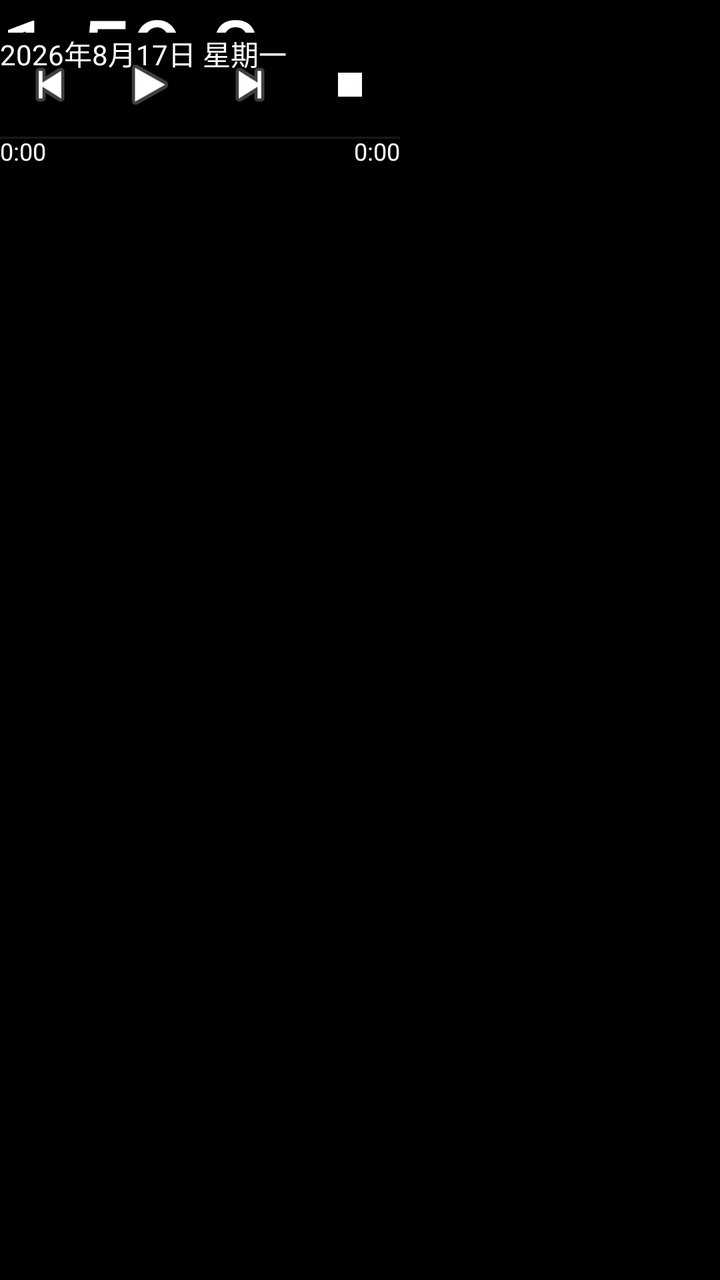
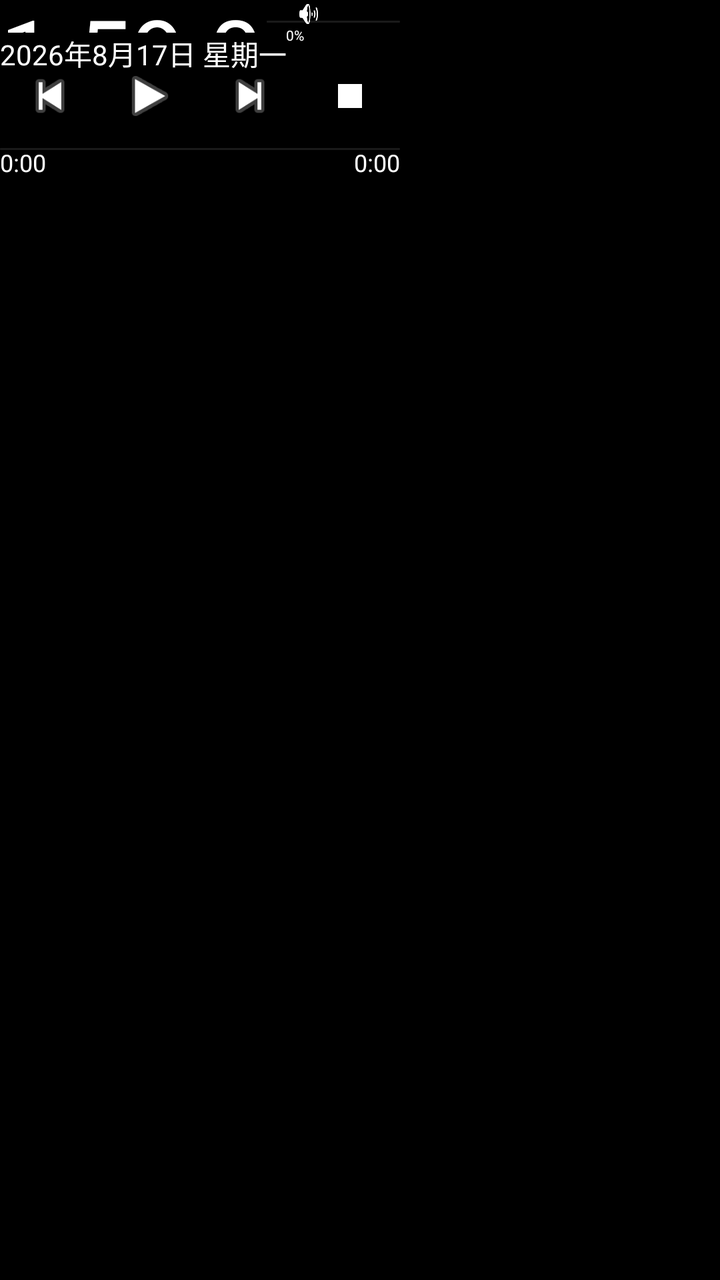

Compare the two renders of this Android layout. The source of the first and the diff that turns it into the second are given below.
<!-- AndroidManifest.xml: application theme Theme.WorkdayAlarmClock -->
<!-- res/layout/activity_desk.xml -->
<?xml version="1.0" encoding="utf-8"?>
<androidx.constraintlayout.widget.ConstraintLayout xmlns:android="http://schemas.android.com/apk/res/android"
    xmlns:app="http://schemas.android.com/apk/res-auto"
    xmlns:tools="http://schemas.android.com/tools"
    android:id="@+id/desk_root"
    android:layout_width="match_parent"
    android:layout_height="match_parent"
    android:background="@color/black"
    tools:context=".DeskActivity">

    <ImageView
        android:id="@+id/desk_wallpaper"
        android:layout_width="0dp"
        android:layout_height="0dp"
        android:contentDescription="壁纸"
        android:scaleType="centerCrop"
        app:layout_constraintBottom_toBottomOf="parent"
        app:layout_constraintEnd_toEndOf="parent"
        app:layout_constraintStart_toStartOf="parent"
        app:layout_constraintTop_toTopOf="parent" />

    <View
        android:id="@+id/desk_mask"
        android:layout_width="0dp"
        android:layout_height="0dp"
        android:background="#33000000"
        android:visibility="gone"
        app:layout_constraintBottom_toBottomOf="parent"
        app:layout_constraintEnd_toEndOf="parent"
        app:layout_constraintStart_toStartOf="parent"
        app:layout_constraintTop_toTopOf="parent" />

    <LinearLayout
        android:id="@+id/desk_grid"
        android:layout_width="0dp"
        android:layout_height="0dp"
        android:orientation="vertical"
        app:layout_constraintBottom_toBottomOf="parent"
        app:layout_constraintEnd_toEndOf="parent"
        app:layout_constraintStart_toStartOf="parent"
        app:layout_constraintTop_toTopOf="parent">

        <FrameLayout
            android:id="@+id/desk_top_row"
            android:layout_width="match_parent"
            android:layout_height="0dp"
            android:layout_weight="1">

            <LinearLayout
                android:layout_width="match_parent"
                android:layout_height="match_parent"
                android:orientation="horizontal">

                <FrameLayout
                    android:id="@+id/desk_top_left"
                    android:layout_width="0dp"
                    android:layout_height="match_parent"
                    android:layout_weight="1" />

                <FrameLayout
                    android:id="@+id/desk_top_right"
                    android:layout_width="0dp"
                    android:layout_height="match_parent"
                    android:layout_weight="1" />
            </LinearLayout>
        </FrameLayout>

        <FrameLayout
            android:id="@+id/desk_bottom_row"
            android:layout_width="match_parent"
            android:layout_height="0dp"
            android:layout_weight="1">

            <LinearLayout
                android:layout_width="match_parent"
                android:layout_height="match_parent"
                android:orientation="horizontal">

                <FrameLayout
                    android:id="@+id/desk_bottom_left"
                    android:layout_width="0dp"
                    android:layout_height="match_parent"
                    android:layout_weight="1" />

                <FrameLayout
                    android:id="@+id/desk_bottom_right"
                    android:layout_width="0dp"
                    android:layout_height="match_parent"
                    android:layout_weight="1" />
            </LinearLayout>
        </FrameLayout>
    </LinearLayout>

    <View
        android:id="@+id/desk_menu_trigger"
        android:layout_width="0dp"
        android:layout_height="0dp"
        android:background="@android:color/transparent"
        app:layout_constraintBottom_toBottomOf="parent"
        app:layout_constraintEnd_toEndOf="parent"
        app:layout_constraintHeight_percent="0.30"
        app:layout_constraintStart_toStartOf="parent"
        app:layout_constraintTop_toTopOf="parent"
        app:layout_constraintWidth_percent="0.70" />

    <LinearLayout
        android:id="@+id/desk_time_panel"
        android:layout_width="wrap_content"
        android:layout_height="wrap_content"
        android:gravity="start|bottom"
        android:orientation="vertical">

        <TextView
            android:id="@+id/desk_time"
            android:layout_width="match_parent"
            android:layout_height="0dp"
            android:layout_weight="3"
            android:autoSizeMaxTextSize="420sp"
            android:autoSizeMinTextSize="48sp"
            android:autoSizeStepGranularity="1sp"
            android:autoSizeTextType="uniform"
            android:fontFamily="sans"
            android:gravity="start|bottom"
            android:includeFontPadding="false"
            android:maxLines="1"
            android:shadowColor="#CC000000"
            android:shadowDx="1"
            android:shadowDy="1"
            android:shadowRadius="4"
            android:text="1:59:07"
            android:textColor="@color/white"
            app:autoSizeMaxTextSize="420sp"
            app:autoSizeMinTextSize="48sp"
            app:autoSizeStepGranularity="1sp"
            app:autoSizeTextType="uniform" />

        <TextView
            android:id="@+id/desk_date"
            android:layout_width="match_parent"
            android:layout_height="0dp"
            android:layout_weight="1"
            android:autoSizeMaxTextSize="44sp"
            android:autoSizeMinTextSize="12sp"
            android:autoSizeStepGranularity="1sp"
            android:autoSizeTextType="uniform"
            android:gravity="start|top"
            android:includeFontPadding="false"
            android:maxLines="1"
            android:shadowColor="#CC000000"
            android:shadowDx="1"
            android:shadowDy="1"
            android:shadowRadius="3"
            android:text="2026年8月17日 星期一"
            android:textColor="@color/white"
            app:autoSizeMaxTextSize="44sp"
            app:autoSizeMinTextSize="12sp"
            app:autoSizeStepGranularity="1sp"
            app:autoSizeTextType="uniform" />
    </LinearLayout>

    <TextView
        android:id="@+id/desk_lyrics"
        android:layout_width="match_parent"
        android:layout_height="wrap_content"
        android:autoSizeMaxTextSize="72sp"
        android:autoSizeMinTextSize="14sp"
        android:autoSizeStepGranularity="1sp"
        android:autoSizeTextType="uniform"
        android:gravity="center"
        android:includeFontPadding="false"
        android:maxLines="2"
        android:paddingLeft="12dp"
        android:paddingRight="12dp"
        android:shadowColor="#CC000000"
        android:shadowDx="1"
        android:shadowDy="1"
        android:shadowRadius="4"
        android:textColor="@color/white"
        app:autoSizeMaxTextSize="72sp"
        app:autoSizeMinTextSize="14sp"
        app:autoSizeStepGranularity="1sp"
        app:autoSizeTextType="uniform" />

    <LinearLayout
        android:id="@+id/desk_player_panel"
        android:layout_width="wrap_content"
        android:layout_height="wrap_content"
        android:gravity="end|bottom"
        android:orientation="vertical">

        <TextView
            android:id="@+id/desk_echo"
            android:layout_width="match_parent"
            android:layout_height="0dp"
            android:layout_weight="0.35"
            android:autoSizeMaxTextSize="18sp"
            android:autoSizeMinTextSize="7sp"
            android:autoSizeStepGranularity="1sp"
            android:autoSizeTextType="uniform"
            android:ellipsize="end"
            android:gravity="center_horizontal|bottom"
            android:includeFontPadding="false"
            android:maxLines="1"
            android:shadowColor="#CC000000"
            android:shadowDx="1"
            android:shadowDy="1"
            android:shadowRadius="3"
            android:textColor="@color/white"
            app:autoSizeMaxTextSize="18sp"
            app:autoSizeMinTextSize="7sp"
            app:autoSizeStepGranularity="1sp"
            app:autoSizeTextType="uniform" />

        <LinearLayout
            android:id="@+id/desk_controls"
            android:layout_width="match_parent"
            android:layout_height="0dp"
            android:layout_weight="1"
            android:gravity="center"
            android:orientation="horizontal"
            android:weightSum="4">

            <ImageButton
                android:id="@+id/desk_prev"
                android:layout_width="0dp"
                android:layout_height="match_parent"
                android:layout_weight="1"
                android:background="@android:color/transparent"
                android:contentDescription="上一首"
                android:padding="10dp"
                android:paddingTop="0dp"
                android:paddingBottom="20dp"
                android:scaleType="centerInside"
                android:src="@android:drawable/ic_media_previous" />

            <ImageButton
                android:id="@+id/desk_play"
                android:layout_width="0dp"
                android:layout_height="match_parent"
                android:layout_weight="1"
                android:background="@android:color/transparent"
                android:contentDescription="播放暂停"
                android:padding="10dp"
                android:paddingTop="0dp"
                android:paddingBottom="20dp"
                android:scaleType="centerInside"
                android:src="@android:drawable/ic_media_play" />

            <ImageButton
                android:id="@+id/desk_next"
                android:layout_width="0dp"
                android:layout_height="match_parent"
                android:layout_weight="1"
                android:background="@android:color/transparent"
                android:contentDescription="下一首"
                android:padding="10dp"
                android:paddingTop="0dp"
                android:paddingBottom="20dp"
                android:scaleType="centerInside"
                android:src="@android:drawable/ic_media_next" />

            <ImageButton
                android:id="@+id/desk_stop"
                android:layout_width="0dp"
                android:layout_height="match_parent"
                android:layout_weight="1"
                android:background="@android:color/transparent"
                android:contentDescription="停止"
                android:padding="10dp"
                android:paddingTop="0dp"
                android:paddingBottom="20dp"
                android:scaleType="centerInside"
                android:src="@drawable/icon_stop" />
        </LinearLayout>

        <SeekBar
            android:id="@+id/desk_progress"
            android:layout_width="match_parent"
            android:layout_height="3px"
            android:max="0"
            android:paddingLeft="0dp"
            android:paddingRight="0dp"
            android:progress="0"
            android:progressDrawable="@drawable/desk_seek_progress"
            android:thumb="@drawable/clock_seek_thumb_hidden"
            android:thumbOffset="0dp" />

        <LinearLayout
            android:id="@+id/desk_progress_times"
            android:layout_width="match_parent"
            android:layout_height="0dp"
            android:layout_weight="0.32"
            android:orientation="horizontal">

            <TextView
                android:id="@+id/desk_position"
                android:layout_width="0dp"
                android:layout_height="match_parent"
                android:layout_weight="1"
                android:gravity="start|center_vertical"
                android:includeFontPadding="false"
                android:shadowColor="#CC000000"
                android:shadowRadius="2"
                android:text="0:00"
                android:textColor="@color/white"
                android:textSize="12sp" />

            <TextView
                android:id="@+id/desk_duration"
                android:layout_width="0dp"
                android:layout_height="match_parent"
                android:layout_weight="1"
                android:gravity="end|center_vertical"
                android:includeFontPadding="false"
                android:shadowColor="#05000000"
                android:shadowRadius="2"
                android:text="0:00"
                android:textColor="@color/white"
                android:textSize="12sp" />
        </LinearLayout>

        <Button
            android:id="@+id/desk_alarm_stop"
            android:layout_width="match_parent"
            android:layout_height="match_parent"
            android:text="闹钟停止"
            android:textSize="48sp"
            android:visibility="gone"
            app:backgroundTint="#99000000" />
    </LinearLayout>

</androidx.constraintlayout.widget.ConstraintLayout>
<!-- resources referenced by this layout -->
<resources>
  <color name="black">#FF000000</color>
  <color name="white">#FFFFFFFF</color>
  <!-- drawable clock_seek_thumb_hidden (drawable) -->
  <?xml version="1.0" encoding="utf-8"?>
  <shape xmlns:android="http://schemas.android.com/apk/res/android"
      android:shape="rectangle">
      <size
          android:width="0dp"
          android:height="0dp" />
      <solid android:color="@android:color/transparent" />
  </shape>
  <!-- drawable desk_seek_progress (drawable) -->
  <?xml version="1.0" encoding="utf-8"?>
  <layer-list xmlns:android="http://schemas.android.com/apk/res/android">
      <item android:id="@android:id/background">
          <shape android:shape="rectangle">
              <corners android:radius="1px" />
              <size android:height="3px" />
              <solid android:color="@color/clockProgressTrack" />
          </shape>
      </item>
      <item android:id="@android:id/progress">
          <clip>
              <shape android:shape="rectangle">
                  <corners android:radius="1px" />
                  <size android:height="3px" />
                  <solid android:color="@color/clockProgressFill" />
              </shape>
          </clip>
      </item>
  </layer-list>
  <!-- drawable icon_stop (drawable) -->
  <?xml version="1.0" encoding="utf-8"?>
  
  <vector xmlns:android="http://schemas.android.com/apk/res/android"
      android:width="24dp"
      android:height="24dp"
      android:viewportWidth="24"
      android:viewportHeight="24">
      <path
          android:fillColor="#FFFFFF"
          android:pathData="M6,6 L18,6 L18,18 L6,18 Z" />
  </vector>
  <style name="Theme.WorkdayAlarmClock" parent="Theme.MaterialComponents.DayNight.NoActionBar">
          
          <item name="colorPrimary">@color/colorPrimary</item>
          <item name="colorPrimaryVariant">@color/black</item>
          <item name="colorOnPrimary">@color/white</item>
          
          <item name="colorSecondary">@color/teal_200</item>
          <item name="colorSecondaryVariant">@color/teal_700</item>
          <item name="colorOnSecondary">@color/black</item>
          
          <item name="android:statusBarColor" tools:targetApi="l">?attr/colorPrimaryVariant</item>
          
          <item name="android:windowBackground">@color/white</item>
          <item name="android:textColor">@color/black</item>
      </style>
  <color name="clockProgressTrack">#33808080</color>
  <color name="clockProgressFill">#FF808080</color>
  <color name="colorPrimary">#429BDF</color>
  <color name="teal_200">#039BDF</color>
  <color name="teal_700">#019BDF</color>
</resources>

<!-- the commit's change to res/layout/activity_desk.xml (unified diff, before → after) -->
@@ -188,28 +188,85 @@
         android:gravity="end|bottom"
         android:orientation="vertical">
 
-        <TextView
-            android:id="@+id/desk_echo"
+        <LinearLayout
+            android:id="@+id/desk_echo_row"
             android:layout_width="match_parent"
             android:layout_height="0dp"
             android:layout_weight="0.35"
-            android:autoSizeMaxTextSize="18sp"
-            android:autoSizeMinTextSize="7sp"
-            android:autoSizeStepGranularity="1sp"
-            android:autoSizeTextType="uniform"
-            android:ellipsize="end"
-            android:gravity="center_horizontal|bottom"
-            android:includeFontPadding="false"
-            android:maxLines="1"
-            android:shadowColor="#CC000000"
-            android:shadowDx="1"
-            android:shadowDy="1"
-            android:shadowRadius="3"
-            android:textColor="@color/white"
-            app:autoSizeMaxTextSize="18sp"
-            app:autoSizeMinTextSize="7sp"
-            app:autoSizeStepGranularity="1sp"
-            app:autoSizeTextType="uniform" />
+            android:gravity="center_vertical"
+            android:orientation="horizontal">
+
+            <TextView
+                android:id="@+id/desk_echo"
+                android:layout_width="0dp"
+                android:layout_height="match_parent"
+                android:layout_weight="2"
+                android:autoSizeMaxTextSize="18sp"
+                android:autoSizeMinTextSize="7sp"
+                android:autoSizeStepGranularity="1sp"
+                android:autoSizeTextType="uniform"
+                android:ellipsize="end"
+                android:gravity="center_horizontal|bottom"
+                android:includeFontPadding="false"
+                android:maxLines="1"
+                android:shadowColor="#CC000000"
+                android:shadowDx="1"
+                android:shadowDy="1"
+                android:shadowRadius="3"
+                android:textColor="@color/white"
+                app:autoSizeMaxTextSize="18sp"
+                app:autoSizeMinTextSize="7sp"
+                app:autoSizeStepGranularity="1sp"
+                app:autoSizeTextType="uniform" />
+
+            <FrameLayout
+                android:id="@+id/desk_volume_control"
+                android:layout_width="0dp"
+                android:layout_height="match_parent"
+                android:layout_weight="1"
+                android:paddingRight="0dp">
+
+                <SeekBar
+                    android:id="@+id/desk_volume_progress"
+                    android:layout_width="match_parent"
+                    android:layout_height="3px"
+                    android:layout_gravity="center_vertical"
+                    android:max="100"
+                    android:paddingLeft="0dp"
+                    android:paddingRight="0dp"
+                    android:progressDrawable="@drawable/desk_seek_progress"
+                    android:thumb="@drawable/clock_seek_thumb_hidden"
+                    android:thumbOffset="0dp" />
+
+                <LinearLayout
+                    android:layout_width="28dp"
+                    android:layout_height="match_parent"
+                    android:layout_gravity="start"
+                    android:gravity="center_vertical"
+                    android:orientation="vertical">
+
+                    <ImageView
+                        android:id="@+id/desk_volume_icon"
+                        android:layout_width="18dp"
+                        android:layout_height="14dp"
+                        android:layout_gravity="end"
+                        android:contentDescription="媒体音量"
+                        android:scaleType="fitEnd"
+                        android:src="@android:drawable/ic_lock_silent_mode_off" />
+
+                    <TextView
+                        android:id="@+id/desk_volume_percent"
+                        android:layout_width="28dp"
+                        android:layout_height="wrap_content"
+                        android:gravity="center"
+                        android:includeFontPadding="false"
+                        android:singleLine="true"
+                        android:text="0%"
+                        android:textColor="@color/white"
+                        android:textSize="7sp" />
+                </LinearLayout>
+            </FrameLayout>
+        </LinearLayout>
 
         <LinearLayout
             android:id="@+id/desk_controls"
